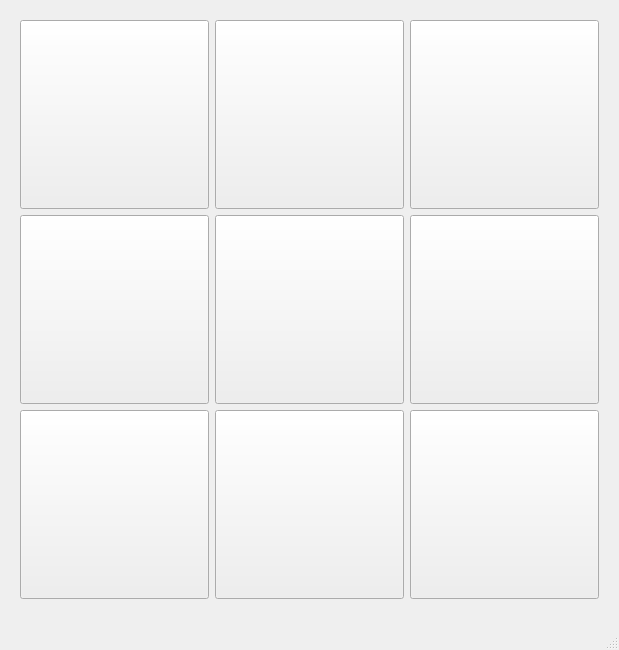
Vibenshus-Gymnasium-Pro/pyside6-3-thomas-1, file ticktacktoe.ui: the form before one commit.
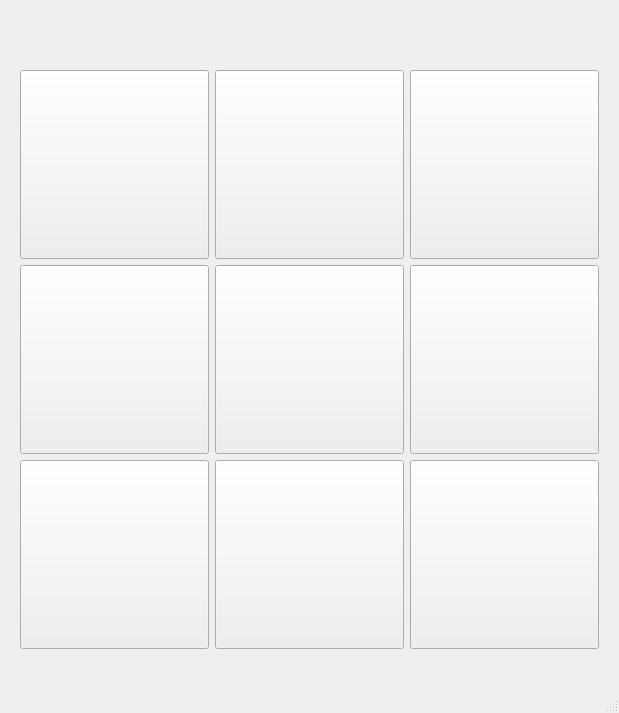
The form after the commit.

Patch:
```diff
--- a/ticktacktoe.ui
+++ b/ticktacktoe.ui
@@ -7,7 +7,7 @@
     <x>0</x>
     <y>0</y>
     <width>619</width>
-    <height>650</height>
+    <height>713</height>
    </rect>
   </property>
   <property name="windowTitle">
@@ -18,7 +18,7 @@
     <property name="geometry">
      <rect>
       <x>20</x>
-      <y>20</y>
+      <y>70</y>
       <width>581</width>
       <height>581</height>
      </rect>
@@ -333,6 +333,48 @@
      <set>Qt::AlignmentFlag::AlignCenter</set>
     </property>
    </widget>
+   <widget class="QWidget" name="horizontalLayoutWidget">
+    <property name="geometry">
+     <rect>
+      <x>20</x>
+      <y>0</y>
+      <width>581</width>
+      <height>71</height>
+     </rect>
+    </property>
+    <layout class="QHBoxLayout" name="horizontalLayout">
+     <item>
+      <widget class="QLabel" name="O_score">
+       <property name="text">
+        <string/>
+       </property>
+       <property name="alignment">
+        <set>Qt::AlignmentFlag::AlignCenter</set>
+       </property>
+      </widget>
+     </item>
+     <item>
+      <widget class="QLabel" name="win">
+       <property name="text">
+        <string/>
+       </property>
+       <property name="alignment">
+        <set>Qt::AlignmentFlag::AlignCenter</set>
+       </property>
+      </widget>
+     </item>
+     <item>
+      <widget class="QLabel" name="X_score">
+       <property name="text">
+        <string/>
+       </property>
+       <property name="alignment">
+        <set>Qt::AlignmentFlag::AlignCenter</set>
+       </property>
+      </widget>
+     </item>
+    </layout>
+   </widget>
   </widget>
   <widget class="QMenuBar" name="menubar">
    <property name="geometry">
```
